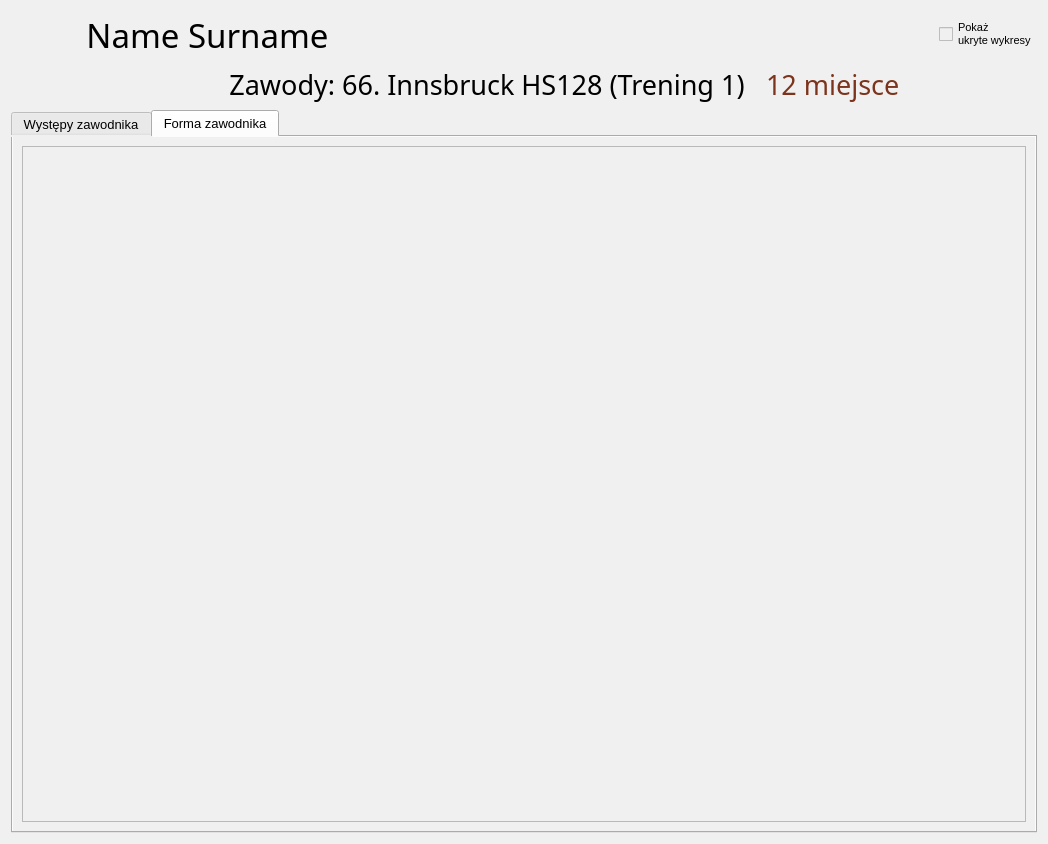
Before: the Qt Designer form source/UI/Seasons/Stats/JumperStatsWindow.ui in SiekamCebule/sj-sim, drawn with Qt 5.
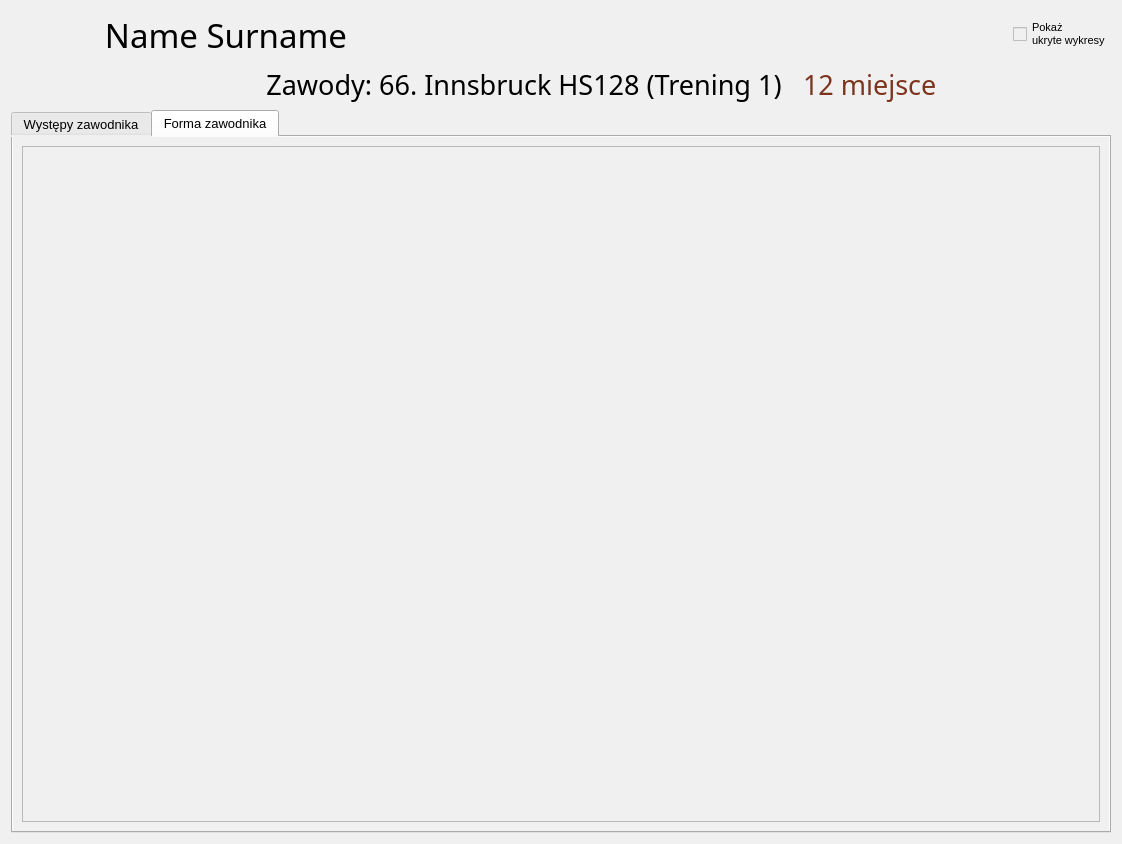
After: the same form once the commit is applied. The open tabs and pages were chosen to show the change.

```diff
--- a/source/UI/Seasons/Stats/JumperStatsWindow.ui
+++ b/source/UI/Seasons/Stats/JumperStatsWindow.ui
@@ -6,7 +6,7 @@
    <rect>
     <x>0</x>
     <y>0</y>
-    <width>1048</width>
+    <width>1122</width>
     <height>844</height>
    </rect>
   </property>
@@ -567,7 +567,7 @@
            <rect>
             <x>0</x>
             <y>0</y>
-            <width>1006</width>
+            <width>1080</width>
             <height>672</height>
            </rect>
           </property>
```
Left out of the diff: 2 changed lines with no effect on the pictures.
